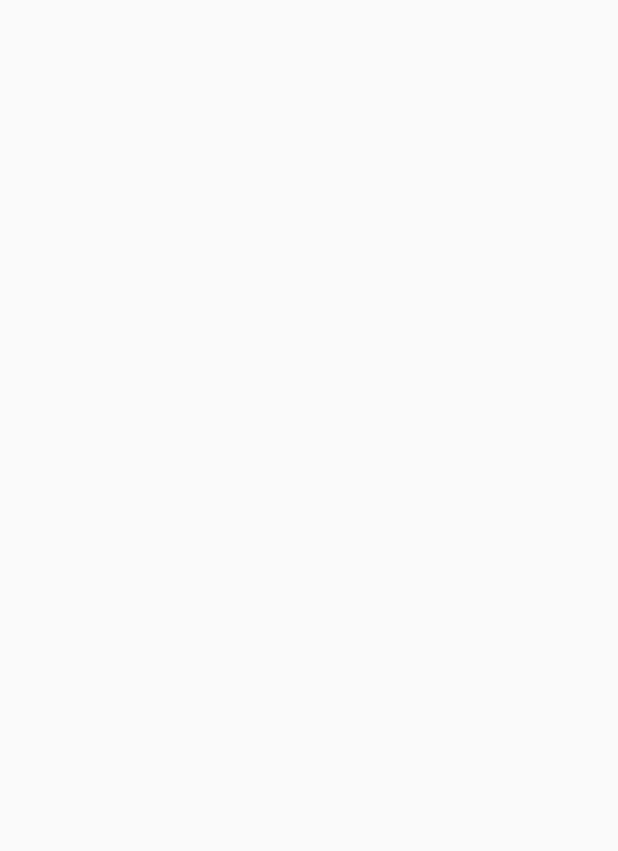
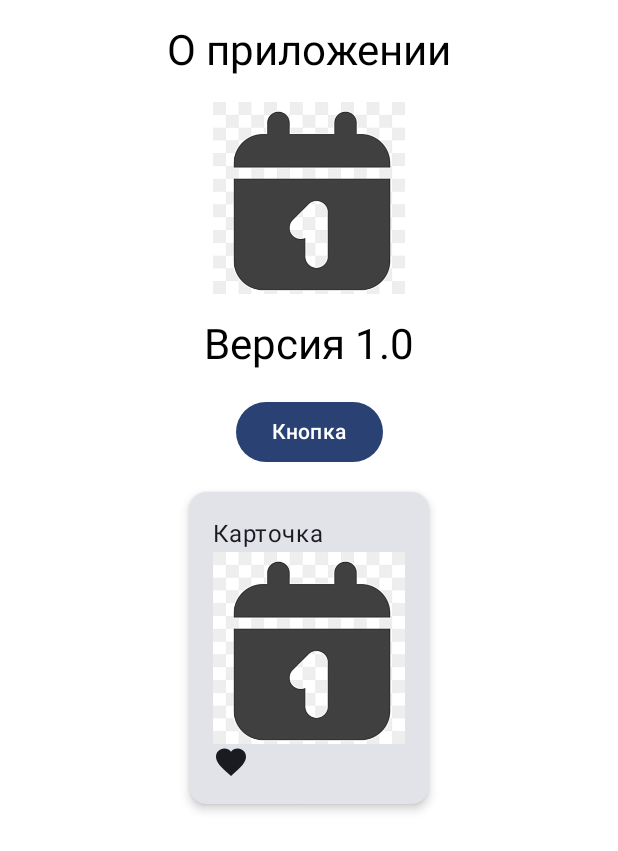
Before and after one commit to FrankCHL/WeatherApp, an Android app built with Jetpack Compose: the screen it shows after launch (WeatherApp before the commit, MainActivity after it), on a phone screen of 412 x 824 dp. Before the commit the part shown is empty. Shown: the top 851 px of the screen. Run offline under Robolectric (Android 15) with nearby library versions, the phone set to English and light mode, and no system bars.

Commit message:
Jetpack Compose code was Added in MainActivity

```diff
--- a/app/src/main/AndroidManifest.xml
+++ b/app/src/main/AndroidManifest.xml
@@ -21,7 +21,7 @@
         android:theme="@style/Theme.WeatherApp"
         tools:targetApi="31">
         <activity
-            android:name=".WeatherApp"
+            android:name=".MainActivity"
             android:exported="true"
             android:label="@string/app_name"
             android:theme="@style/Theme.WeatherApp">
--- a/app/src/main/java/com/meteo/programm/weatherapp/MainActivity.kt
+++ b/app/src/main/java/com/meteo/programm/weatherapp/MainActivity.kt
@@ -3,44 +3,122 @@ package com.meteo.programm.weatherapp
 import android.os.Bundle
 import androidx.activity.ComponentActivity
 import androidx.activity.compose.setContent
+import androidx.compose.foundation.Image
+import androidx.compose.foundation.layout.Arrangement
+import androidx.compose.foundation.layout.Box
+import androidx.compose.foundation.layout.Column
+import androidx.compose.foundation.layout.Row
 import androidx.compose.foundation.layout.fillMaxSize
+import androidx.compose.foundation.layout.padding
+import androidx.compose.foundation.layout.size
+import androidx.compose.material.icons.Icons
+import androidx.compose.material.icons.filled.Favorite
+import androidx.compose.material3.Button
+import androidx.compose.material3.Card
+import androidx.compose.material3.CardDefaults
+import androidx.compose.material3.ExperimentalMaterial3Api
+import androidx.compose.material3.Icon
 import androidx.compose.material3.MaterialTheme
+import androidx.compose.material3.Scaffold
 import androidx.compose.material3.Surface
 import androidx.compose.material3.Text
 import androidx.compose.runtime.Composable
+import androidx.compose.ui.Alignment
 import androidx.compose.ui.Modifier
+import androidx.compose.ui.graphics.Color
+import androidx.compose.ui.res.painterResource
 import androidx.compose.ui.tooling.preview.Preview
+import androidx.compose.ui.unit.dp
 import com.meteo.programm.weatherapp.ui.theme.WeatherAppTheme
 
 open class MainActivity : ComponentActivity() {
+    @OptIn(ExperimentalMaterial3Api::class)
     override fun onCreate(savedInstanceState: Bundle?) {
         super.onCreate(savedInstanceState)
         setContent {
             WeatherAppTheme {
                 // A surface container using the 'background' color from the theme
-                Surface(
-                    modifier = Modifier.fillMaxSize(),
-                    color = MaterialTheme.colorScheme.background
+                Scaffold(
+                    // лямбды
+                    content = { innerPadding ->
+                        Column(
+                            modifier = Modifier.padding(innerPadding)
+                        ) {
+                            AboutScreen()
+                        }
+                    })
+            }
+        }
+    }
+
+    @Composable
+    fun AboutScreen() {
+        Box(
+            modifier = Modifier.fillMaxSize(),
+            contentAlignment = Alignment.Center
+        ) {
+            Surface(
+                modifier = Modifier.fillMaxSize(),
+                color = Color.White
+            ) {
+                Column(
+                    modifier = Modifier.padding(16.dp),
+                    horizontalAlignment = Alignment.CenterHorizontally
                 ) {
-                    Greeting("Android")
+                    Text(
+                        text = "О приложении",
+                        style = MaterialTheme.typography.headlineMedium,
+                        color = Color.Black,
+                        modifier = Modifier.padding(bottom = 16.dp)
+                    )
+                    Image(
+                        painter = painterResource(id = R.drawable.icon),
+                        contentDescription = null,
+                        modifier = Modifier.size(128.dp)
+                    )
+                    Text(
+                        text = "Версия 1.0",
+                        style = MaterialTheme.typography.headlineMedium,
+                        color = Color.Black,
+                        modifier = Modifier.padding(top = 16.dp)
+                    )
+                    Row(
+                        modifier = Modifier.padding(top = 16.dp),
+                        horizontalArrangement = Arrangement.Center
+                    ) {
+                        Button(onClick = { /* Do something */ }) {
+                            Text("Кнопка")
+                        }
+                    }
+                    Card(
+                        modifier = Modifier.padding(top = 16.dp),
+                        elevation = CardDefaults.cardElevation(
+                            defaultElevation = 4.dp
+                        )
+                    ) {
+                        Column(
+                            modifier = Modifier.padding(16.dp)
+                        ) {
+                            Text("Карточка")
+                            Image(
+                                painter = painterResource(id = R.drawable.icon),
+                                contentDescription = null,
+                                modifier = Modifier.size(128.dp)
+                            )
+                            Icon(Icons.Default.Favorite, contentDescription = null)
+                        }
+                    }
                 }
             }
         }
     }
-}
 
-@Composable
-fun Greeting(name: String, modifier: Modifier = Modifier) {
-    Text(
-        text = "Hello niggers!",
-        modifier = modifier
-    )
-}
 
 @Preview(showBackground = true)
 @Composable
-fun GreetingPreview() {
+fun AboutScreenPreview() {
     WeatherAppTheme {
-        Greeting("Android")
+        AboutScreen()
     }
 }
+}
--- a/app/src/main/java/com/meteo/programm/weatherapp/WeatherApp.kt
+++ b/app/src/main/java/com/meteo/programm/weatherapp/WeatherApp.kt
@@ -1,27 +1,17 @@
 package com.meteo.programm.weatherapp
 
-import android.os.Bundle
-import androidx.activity.ComponentActivity
-import androidx.activity.compose.setContent
-import androidx.compose.foundation.layout.Box
-import androidx.compose.runtime.Composable
-import androidx.compose.ui.tooling.preview.Preview
+import android.app.Application
 import org.koin.android.ext.koin.androidContext
 import org.koin.core.context.startKoin
 
-class WeatherApp : ComponentActivity() {
 
-    override fun onCreate(savedInstanceState: Bundle?) {
-        super.onCreate(savedInstanceState)
-        setContent {
-            Start_screen()
+class WeatherApp : Application() {
+
+    override fun onCreate() {
+        super.onCreate()
+        startKoin {
+            androidContext(applicationContext)
+            modules()
         }
-
     }
 }
-@Preview
-@Composable
-fun Start_screen ()
-{
-
-}
```
Also changed, not shown: app/build.gradle.kts (+7 -0 lines), app/src/main/res/drawable/icon.jpg (added).
